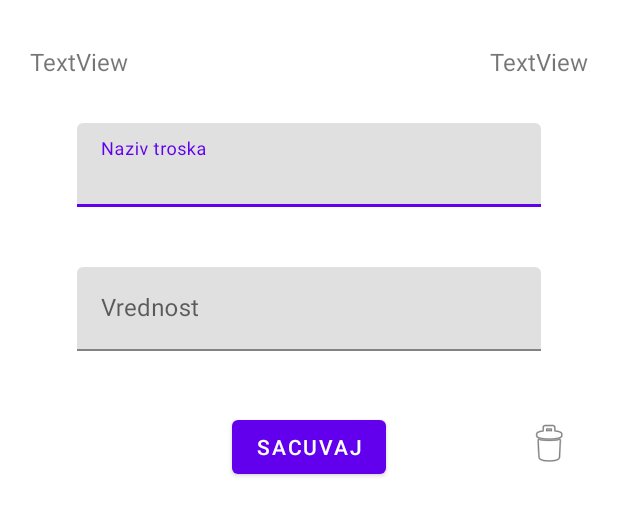
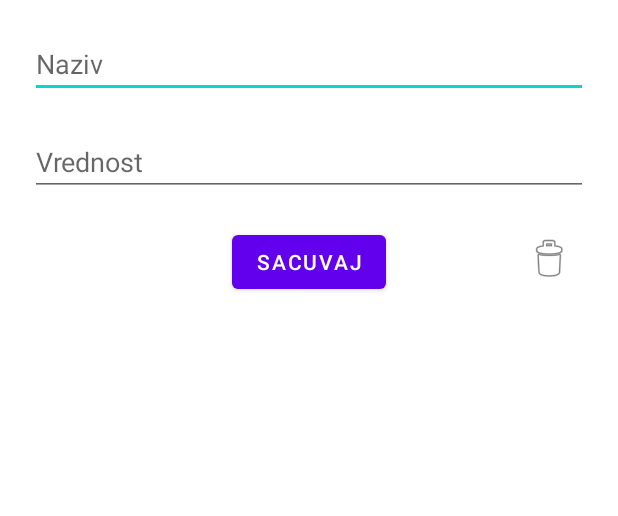
Before and after one commit to NikolaMomcilovic96/ExpensesTracker, an Android app: the layout expense_details_dialog.xml on its own in the app's theme, with its tools: preview values and no code run, on a phone screen of 412 x 824 dp. Shown: the top 516 px of the screen. Run offline under Robolectric (Android 15) with nearby library versions, the phone set to English and light mode, and no system bars; network calls fail.

Commit message:
Changed dialog views

```diff
--- a/app/build.gradle
+++ b/app/build.gradle
@@ -49,4 +49,6 @@ dependencies {
     implementation 'com.google.firebase:firebase-analytics-ktx'
     implementation 'com.squareup.retrofit2:retrofit:2.9.0'
     implementation 'com.squareup.retrofit2:converter-gson:2.9.0'
+    implementation "androidx.room:room-runtime:2.4.2"
+    implementation "androidx.room:room-ktx:2.4.2"
 }
--- a/app/src/main/java/com/example/expensestracker/adapters/MonthsRecyclerViewAdapter.kt
+++ b/app/src/main/java/com/example/expensestracker/adapters/MonthsRecyclerViewAdapter.kt
@@ -26,9 +26,12 @@ class MonthsRecyclerViewAdapter(private val monthClickedInterface: MonthClickedI
         val card = holder.itemView.findViewById<CardView>(R.id.monthCardView)
         val month = holder.itemView.findViewById<TextView>(R.id.monthNameTextView)
         val total = holder.itemView.findViewById<TextView>(R.id.totalExpensesTextView)
-        val money = countTotal(months[position])
+        var totalExpenses = 0
+        for (i in months[position].expenses) {
+            totalExpenses += i.value
+        }
         month.text = months[position].month
-        total.text = "$money dinara"
+        total.text = "$totalExpenses dinara"
         card.setOnClickListener {
             monthClickedInterface.onMonthClick(months[position])
         }
@@ -45,12 +48,4 @@ class MonthsRecyclerViewAdapter(private val monthClickedInterface: MonthClickedI
     interface MonthClickedInterface {
         fun onMonthClick(month: Month)
     }
-
-    private fun countTotal(month: Month): Int {
-        var total = 0
-        for (i in month.expenses) {
-            total += i.value
-        }
-        return total
-    }
 }
--- a/app/src/main/java/com/example/expensestracker/fragments/MonthDetailsFragment.kt
+++ b/app/src/main/java/com/example/expensestracker/fragments/MonthDetailsFragment.kt
@@ -132,13 +132,11 @@ class MonthDetailsFragment : Fragment(), MonthDetailRecyclerViewAdapter.ExpenseC
                 .setTitle("Izmenite postojeci trosak").show()
         val saveButton = dialogView.findViewById<Button>(R.id.saveButton)
         val deleteButton = dialogView.findViewById<ImageView>(R.id.deleteButton)
-        val expenseTextView = dialogView.findViewById<TextView>(R.id.expenseNameDetailTextView)
-        val valueTextView = dialogView.findViewById<TextView>(R.id.expeneValueDetailTextView)
         val expenseEditText = dialogView.findViewById<EditText>(R.id.expenseNameDetailEditText)
         val valueEditText = dialogView.findViewById<EditText>(R.id.expenseValueDetailEditText)
 
-        expenseTextView.text = expense.title
-        valueTextView.text = "${expense.value} dinara"
+        expenseEditText.setText(expense.title)
+        valueEditText.setText(expense.value.toString())
 
         val expenses = mutableListOf<Expense>()
         viewModel.getExpenses(monthId)
--- a/app/src/main/java/com/example/expensestracker/fragments/MonthsFragment.kt
+++ b/app/src/main/java/com/example/expensestracker/fragments/MonthsFragment.kt
@@ -47,14 +47,12 @@ class MonthsFragment : Fragment(), MonthsRecyclerViewAdapter.MonthClickedInterfa
         setViewModel()
         val months = mutableListOf<Month>()
 
-        val adapter = MonthsRecyclerViewAdapter(this)
-        binding.monthsRecyclerView.adapter = adapter
-        binding.monthsRecyclerView.layoutManager = LinearLayoutManager(context)
-        adapter.setData(months)
-
         viewModel.getMonths()
         viewModel.months.observe(viewLifecycleOwner) {
-            refreshRecyclerView(it)
+            val adapter = MonthsRecyclerViewAdapter(this)
+            binding.monthsRecyclerView.adapter = adapter
+            binding.monthsRecyclerView.layoutManager = LinearLayoutManager(context)
+            adapter.setData(it)
             for (i in it) {
                 months.add(i)
             }
--- a/app/src/main/java/com/example/expensestracker/repository/MonthsRepository.kt
+++ b/app/src/main/java/com/example/expensestracker/repository/MonthsRepository.kt
@@ -21,5 +21,6 @@ class MonthsRepository(private val service: FirebaseService) {
     suspend fun updateExpense(monthId: Int, expenseId: Int, expense: Expense) =
         service.updateExpense(monthId, expenseId, expense)
 
-    suspend fun deleteExpense(monthId: Int, expenseId: Int) = service.deleteExpense(monthId, expenseId)
+    suspend fun deleteExpense(monthId: Int, expenseId: Int) =
+        service.deleteExpense(monthId, expenseId)
 }
--- a/app/src/main/res/layout/expense_details_dialog.xml
+++ b/app/src/main/res/layout/expense_details_dialog.xml
@@ -5,68 +5,19 @@
     android:layout_width="match_parent"
     android:layout_height="wrap_content">
 
-    <TextView
-        android:id="@+id/expenseNameDetailTextView"
-        android:layout_width="0dp"
+    <EditText
+        android:id="@+id/expenseNameDetailEditText"
+        android:layout_width="match_parent"
         android:layout_height="wrap_content"
-        android:layout_marginStart="20dp"
-        android:layout_marginTop="30dp"
-        android:text="TextView"
-        android:textSize="16sp"
-        app:layout_constraintEnd_toStartOf="@+id/expeneValueDetailTextView"
-        app:layout_constraintStart_toStartOf="parent"
-        app:layout_constraintTop_toTopOf="parent" />
-
-    <TextView
-        android:id="@+id/expeneValueDetailTextView"
-        android:layout_width="wrap_content"
-        android:layout_height="wrap_content"
-        android:layout_marginTop="30dp"
-        android:layout_marginEnd="20dp"
-        android:text="TextView"
-        android:textSize="16sp"
-        app:layout_constraintEnd_toEndOf="parent"
-        app:layout_constraintTop_toTopOf="parent" />
-
-    <com.google.android.material.textfield.TextInputLayout
-        android:id="@+id/textInputLayout4"
-        android:layout_width="409dp"
-        android:layout_height="wrap_content"
+        android:layout_margin="20dp"
+        android:ems="10"
+        android:hint="Naziv"
+        android:inputType="textPersonName"
         app:layout_constraintEnd_toEndOf="parent"
         app:layout_constraintHorizontal_bias="0.5"
         app:layout_constraintStart_toStartOf="parent"
-        app:layout_constraintTop_toBottomOf="@+id/expenseNameDetailTextView">
-
-        <com.google.android.material.textfield.TextInputEditText
-            android:id="@+id/expenseNameDetailEditText"
-            android:layout_width="match_parent"
-            android:layout_height="wrap_content"
-            android:layout_marginStart="50dp"
-            android:layout_marginTop="30dp"
-            android:layout_marginEnd="50dp"
-            android:layout_marginBottom="20dp"
-            android:hint="Naziv troska" />
-    </com.google.android.material.textfield.TextInputLayout>
-
-    <com.google.android.material.textfield.TextInputLayout
-        android:id="@+id/textInputLayout5"
-        android:layout_width="409dp"
-        android:layout_height="wrap_content"
-        app:layout_constraintEnd_toEndOf="parent"
-        app:layout_constraintHorizontal_bias="0.5"
-        app:layout_constraintStart_toStartOf="parent"
-        app:layout_constraintTop_toBottomOf="@+id/textInputLayout4">
-
-        <com.google.android.material.textfield.TextInputEditText
-            android:id="@+id/expenseValueDetailEditText"
-            android:layout_width="match_parent"
-            android:layout_height="wrap_content"
-            android:layout_marginStart="50dp"
-            android:layout_marginTop="20dp"
-            android:layout_marginEnd="50dp"
-            android:layout_marginBottom="20dp"
-            android:hint="Vrednost" />
-    </com.google.android.material.textfield.TextInputLayout>
+        app:layout_constraintTop_toTopOf="parent"
+        tools:ignore="TouchTargetSizeCheck" />
 
     <Button
         android:id="@+id/saveButton"
@@ -78,7 +29,7 @@
         app:layout_constraintEnd_toEndOf="parent"
         app:layout_constraintHorizontal_bias="0.5"
         app:layout_constraintStart_toStartOf="parent"
-        app:layout_constraintTop_toBottomOf="@+id/textInputLayout5" />
+        app:layout_constraintTop_toBottomOf="@+id/expenseValueDetailEditText" />
 
     <ImageView
         android:id="@+id/deleteButton"
@@ -89,4 +40,18 @@
         app:layout_constraintBottom_toBottomOf="parent"
         app:layout_constraintEnd_toEndOf="parent"
         app:srcCompat="@android:drawable/ic_menu_delete" />
+
+    <EditText
+        android:id="@+id/expenseValueDetailEditText"
+        android:layout_width="match_parent"
+        android:layout_height="wrap_content"
+        android:layout_margin="20dp"
+        android:ems="10"
+        android:hint="Vrednost"
+        android:inputType="textPersonName"
+        app:layout_constraintEnd_toEndOf="parent"
+        app:layout_constraintHorizontal_bias="0.5"
+        app:layout_constraintStart_toStartOf="parent"
+        app:layout_constraintTop_toBottomOf="@+id/expenseNameDetailEditText"
+        tools:ignore="TouchTargetSizeCheck" />
 </androidx.constraintlayout.widget.ConstraintLayout>
```
